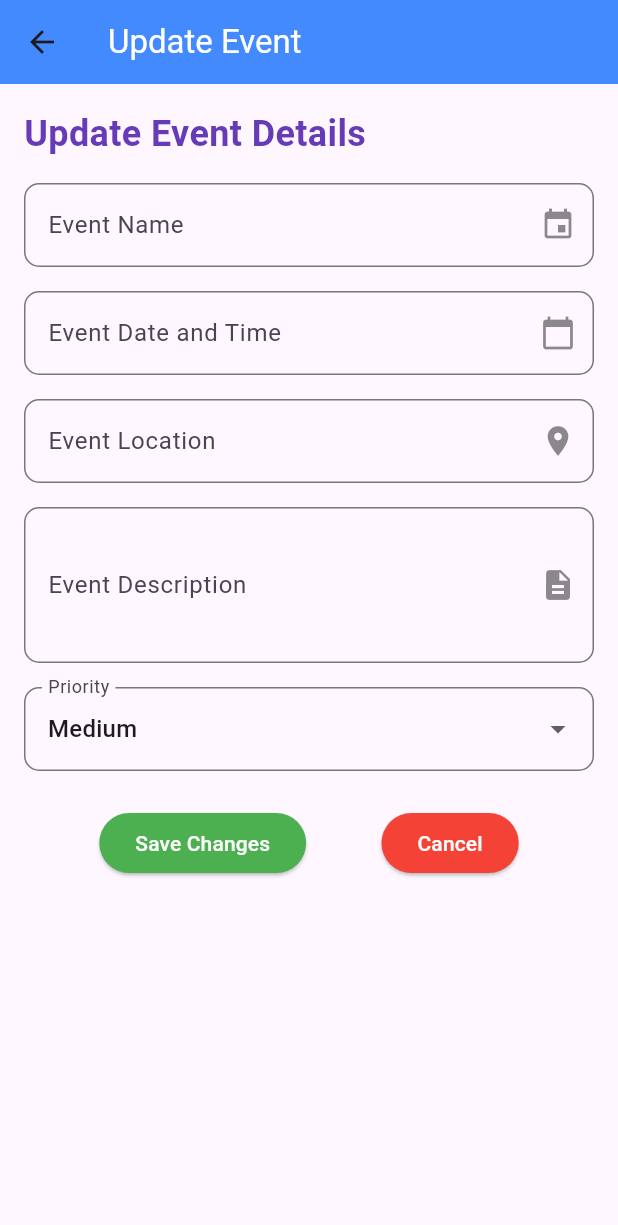
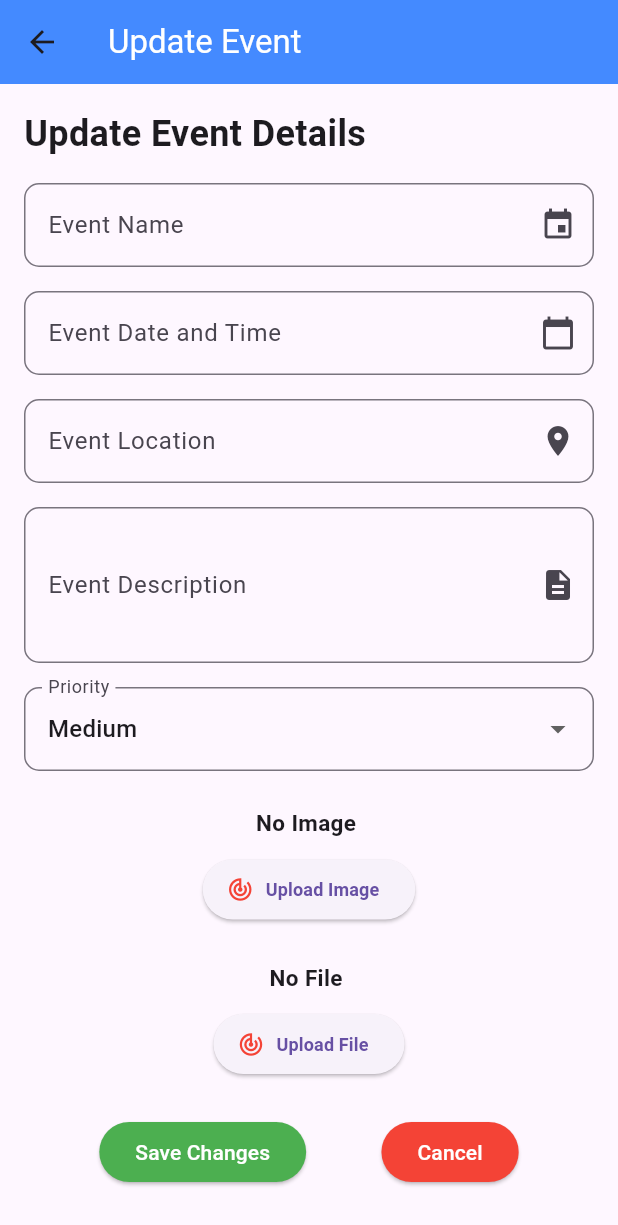
Before and after one commit to PsdeveloperFlutter/lufickapp, a Flutter app: the UpdateEventUI screen opened directly with empty values, on a phone screen of 412 x 824 dp. Shown: the top 1225 px of the screen. Run offline on Flutter 3.47's test engine with Material 3 defaults, Android fonts, the phone set to English and light mode, and no system bars; our stand-ins replace cloud_firestore, dash_chat_2, file_picker, firebase_auth, firebase_core, flip_card and 21 more; missing offline and left inert: flutter_pdfview, highlight_text, particles_flutter; accounts and stored records are empty.

Commit message:
This is my new Project Event Management Reminder with change in GoogleFonts ,Update section, Share Feature,Working with Enums and it Conversion, Sorting a list Ascending and descending order .

```diff
--- a/lib/Event Reminder App/Event Management/Event_List_Screen.dart
+++ b/lib/Event Reminder App/Event Management/Event_List_Screen.dart
@@ -181,7 +181,7 @@ class _EventsScreenState extends ConsumerState<EventsScreen> {
                                 SizedBox(height: 8),
                                 Text('Location: ${getValue(event['location'])}', style: GoogleFonts.aboreto(fontSize: 14, color: Colors.grey[700],fontWeight: FontWeight.bold)),
                                 SizedBox(height: 8),
-                                Text('Description: ${getValue(event['description'])}', style:GoogleFonts.aboreto(fontSize: 14, color: Colors.grey[700],fontWeight: FontWeight.bold)),
+                                Text('Description: ${getValue(event ['description'])}', style:GoogleFonts.aboreto(fontSize: 14, color: Colors.grey[700],fontWeight: FontWeight.bold)),
                                 SizedBox(height: 8),
                                 Text('Priority: ${formatPriority(event)}', style: GoogleFonts.aboreto(fontSize: 14, color: Colors.grey[700],fontWeight: FontWeight.bold)),
                                 SizedBox(height: 8),
@@ -204,6 +204,8 @@ class _EventsScreenState extends ConsumerState<EventsScreen> {
                                               eventLocation: event['location'],
                                               eventDescription: event['description'],
                                               eventPriority: event['priority'],
+                                                imagepath: event['image_path'],
+                                              filepath:event['file_path'],
                                             ),
                                           ),
                                         );
@@ -387,6 +389,8 @@ class _EventsScreenState extends ConsumerState<EventsScreen> {
                                                 eventLocation: event['location'],
                                                 eventDescription: event['description'],
                                                 eventPriority: event['priority'],
+                                                imagepath: event['image_path'],
+                                                filepath:event['file_path'],
                                               ),
                                             ),
                                           );
--- a/lib/Event Reminder App/Event Management/Event_Management_Update.dart
+++ b/lib/Event Reminder App/Event Management/Event_Management_Update.dart
@@ -1,7 +1,11 @@
 // Extension to convert string to enum
+import 'dart:io';
+import 'package:flutter_pdfview/flutter_pdfview.dart';
 import 'package:flutter/cupertino.dart';
 import 'package:flutter/material.dart';
+import 'package:google_fonts/google_fonts.dart';
 import 'package:intl/intl.dart';
+import 'package:video_player/video_player.dart';
 
 PriorityLevel stringToPriorityLevel(String priority) {
   switch (priority.toLowerCase()) {
@@ -26,7 +30,8 @@ class UpdateEventUI extends StatefulWidget {
   final String eventLocation;
   final String eventDescription;
   final String eventPriority; // Change this to String, we'll convert to enum
-
+  dynamic imagepath;
+  dynamic filepath;
   UpdateEventUI({
     required this.index,
     required this.eventName,
@@ -34,6 +39,8 @@ class UpdateEventUI extends StatefulWidget {
     required this.eventLocation,
     required this.eventDescription,
     required this.eventPriority, // String value for priority
+    this.imagepath,
+    this.filepath
   });
 
   @override
@@ -94,6 +101,7 @@ class _UpdateEventUIState extends State<UpdateEventUI> {
       ),
       body: Padding(
         padding: const EdgeInsets.all(16.0),
+        child: SingleChildScrollView(
           child: Column(
             crossAxisAlignment: CrossAxisAlignment.start,
             children: [
@@ -102,7 +110,6 @@ class _UpdateEventUIState extends State<UpdateEventUI> {
                 style: TextStyle(
                   fontSize: 24,
                   fontWeight: FontWeight.bold,
-                color: Colors.deepPurple,
                 ),
               ),
               const SizedBox(height: 16),
@@ -114,7 +121,7 @@ class _UpdateEventUIState extends State<UpdateEventUI> {
                   border: OutlineInputBorder(
                     borderRadius: BorderRadius.circular(10.0),
                   ),
-                suffixIcon: const Icon(Icons.event, color: Colors.black45),
+                  suffixIcon: const Icon(Icons.event),
                   labelText: "Event Name",
                 ),
               ),
@@ -129,7 +136,7 @@ class _UpdateEventUIState extends State<UpdateEventUI> {
                   border: OutlineInputBorder(
                     borderRadius: BorderRadius.circular(10.0),
                   ),
-                suffixIcon: const Icon(Icons.calendar_today, color: Colors.black45),
+                  suffixIcon: const Icon(Icons.calendar_today),
                   labelText: "Event Date and Time",
                 ),
               ),
@@ -142,7 +149,7 @@ class _UpdateEventUIState extends State<UpdateEventUI> {
                   border: OutlineInputBorder(
                     borderRadius: BorderRadius.circular(10.0),
                   ),
-                suffixIcon: const Icon(Icons.location_on, color: Colors.black45),
+                  suffixIcon: const Icon(Icons.location_on),
                   labelText: "Event Location",
                 ),
               ),
@@ -156,7 +163,7 @@ class _UpdateEventUIState extends State<UpdateEventUI> {
                   border: OutlineInputBorder(
                     borderRadius: BorderRadius.circular(10.0),
                   ),
-                suffixIcon: const Icon(Icons.description, color: Colors.black45),
+                  suffixIcon: const Icon(Icons.description),
                   labelText: "Event Description",
                 ),
               ),
@@ -184,6 +191,71 @@ class _UpdateEventUIState extends State<UpdateEventUI> {
                 ),
               ),
               const SizedBox(height: 24),
+              widget.imagepath!=null?
+
+              Center(
+                child: Column(
+                  children: [
+                    ClipRRect(
+                        borderRadius: BorderRadius.circular(50),
+                        child: Image.file(File(widget.imagepath),height: 200,width: 300,)),
+                    SizedBox(height: 10,),
+                    ElevatedButton.icon(
+                      label: Text("Upload another Image",style: GoogleFonts.aBeeZee(fontWeight: FontWeight.bold,fontSize: 12),),
+                      onPressed: (){},
+                      icon: Icon(Icons.track_changes_outlined,color: Colors.red,),
+                    ),
+                  ],
+                ),
+              ):
+                  Column(
+                    mainAxisAlignment: MainAxisAlignment.center,
+                    crossAxisAlignment: CrossAxisAlignment.center,
+                    children: [
+                      Center(
+                     child:
+                     Text("No Image ",style: GoogleFonts.aBeeZee(fontWeight: FontWeight.bold,fontSize: 15),)),
+                      SizedBox(height: 10,),
+                      ElevatedButton.icon(
+                        label: Text("Upload Image",style: GoogleFonts.aBeeZee(fontWeight: FontWeight.bold,fontSize: 12),),
+                        onPressed: (){},
+                        icon: Icon(Icons.track_changes_outlined,color: Colors.red,),
+                      ),
+                    ],
+                  ),
+              const SizedBox(height: 24,),
+
+
+            widget.filepath!=null ?
+             Column(
+               children: [
+                 ClipRRect(
+                     borderRadius: BorderRadius.circular(50),
+                     child: seefile(widget.filepath)),
+                     SizedBox(height: 10,)
+               ,ElevatedButton.icon(
+                   label: Text("Upload another file",style: GoogleFonts.aBeeZee(fontWeight: FontWeight.bold,fontSize: 12),),
+                   onPressed: (){},
+                   icon: Icon(Icons.track_changes_outlined,color: Colors.red,),
+                 ),
+               ],
+             ):
+            Column(
+              mainAxisAlignment: MainAxisAlignment.center,
+              crossAxisAlignment: CrossAxisAlignment.center,
+              children: [
+                Center(child: Text("No File ",style: GoogleFonts.aBeeZee(fontWeight: FontWeight.bold,fontSize: 15),)),
+                SizedBox(height: 10,),
+                ElevatedButton.icon(
+                  label: Text("Upload File",style: GoogleFonts.aBeeZee(fontWeight: FontWeight.bold,fontSize: 12),),
+                  onPressed: (){},
+                  icon: Icon(Icons.track_changes_outlined,color: Colors.red,),
+                ),
+              ],
+            ),
+
+        const SizedBox(height: 24,),
+
 
               // Buttons Row
               Row(
@@ -211,6 +283,7 @@ class _UpdateEventUIState extends State<UpdateEventUI> {
             ],
           ),
         ),
+      ),
     );
   }
 
@@ -221,6 +294,41 @@ class _UpdateEventUIState extends State<UpdateEventUI> {
     _eventLocationController.dispose();
     _eventDescriptionController.dispose();
     super.dispose();
+  }
+
+  Widget seefile(String filepath) {
+    File file = File(filepath);
+
+    if (!file.existsSync()) {
+      return Center(
+        child: Text(
+          "File not found!",
+          style: TextStyle(fontSize: 18, color: Colors.red),
+        ),
+      );
+    }
+
+    // Check file type based on extension
+    String fileExtension = filepath.split('.').last.toLowerCase();
+
+    if (["jpg", "jpeg", "png", "gif"].contains(fileExtension)) {
+      // Display Image
+      return Center(child: Image.file(file, fit: BoxFit.cover,width: 300,height: 200,));
+    } else if (["mp4", "mov", "avi"].contains(fileExtension)) {
+      // Display Video
+      return VideoPlayerWidget(videoFile: file);
+    } else if (["pdf"].contains(fileExtension)) {
+      // Display PDF
+      return PDFViewWidget(pdfFile: file);
+    } else {
+      // Unsupported file type
+      return Center(
+        child: Text(
+          "Unsupported file format!",
+          style: TextStyle(fontSize: 18, color: Colors.red),
+        ),
+      );
+    }
   }
 }
 
@@ -517,3 +625,63 @@ So yes, you are passing a string and then converting it into the corresponding e
 
 
 */
+
+
+
+
+
+class VideoPlayerWidget extends StatefulWidget {
+  final File videoFile;
+  const VideoPlayerWidget({Key? key, required this.videoFile}) : super(key: key);
+
+  @override
+  _VideoPlayerWidgetState createState() => _VideoPlayerWidgetState();
+}
+
+class _VideoPlayerWidgetState extends State<VideoPlayerWidget> {
+  late VideoPlayerController _controller;
+
+  @override
+  void initState() {
+    super.initState();
+    _controller = VideoPlayerController.file(widget.videoFile)
+      ..initialize().then((_) {
+        setState(() {}); // Update the UI after initialization
+        _controller.play(); // Auto-play video
+      });
+  }
+
+  @override
+  void dispose() {
+    _controller.dispose();
+    super.dispose();
+  }
+
+  @override
+  Widget build(BuildContext context) {
+    return _controller.value.isInitialized
+        ? AspectRatio(
+      aspectRatio: _controller.value.aspectRatio,
+      child: VideoPlayer(_controller),
+    )
+        : Center(child: CircularProgressIndicator());
+  }
+}
+
+
+
+class PDFViewWidget extends StatelessWidget {
+  final File pdfFile;
+  const PDFViewWidget({Key? key, required this.pdfFile}) : super(key: key);
+
+  @override
+  Widget build(BuildContext context) {
+    return PDFView(
+      filePath: pdfFile.path,
+      enableSwipe: true,
+      swipeHorizontal: false,
+      autoSpacing: true,
+      pageFling: true,
+    );
+  }
+}
--- a/pubspec.yaml
+++ b/pubspec.yaml
@@ -12,6 +12,7 @@ dependencies:
   flutter:
     sdk: flutter
   cupertino_icons: ^1.0.6
+  flutter_pdfview: ^1.3.2
   flutter_timezone: ^4.0.0
   rxdart: ^0.28.0
   flutter_cache_manager: ^3.4.1
```
Also changed, not shown: pubspec.lock. Lines whose indentation alone changed are shown as unchanged.
